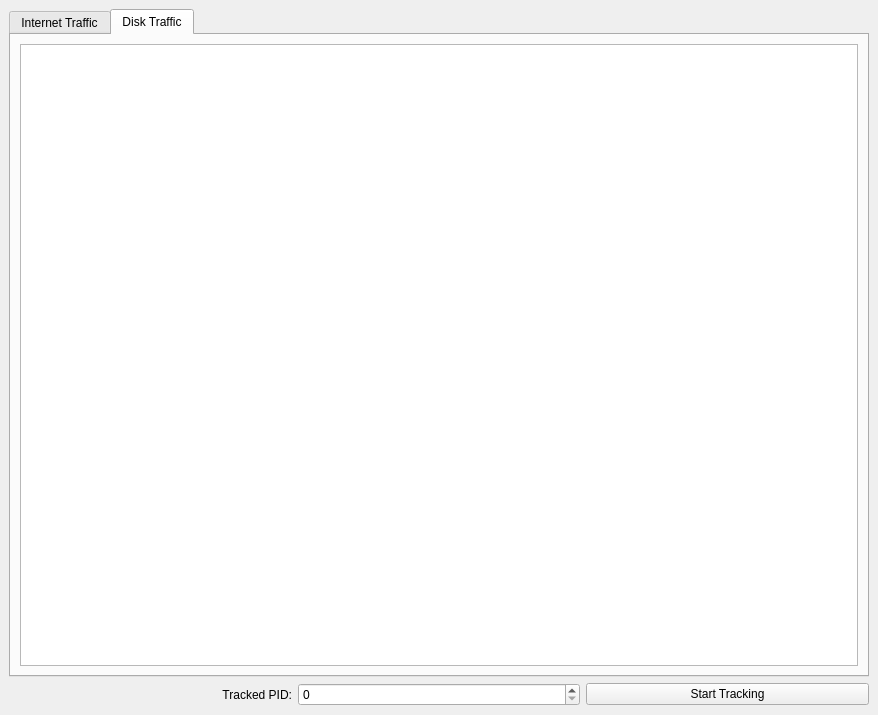
This is main.ui in ArtemZinets/Rajang as Qt 5 draws it before an edit. The edited form follows.
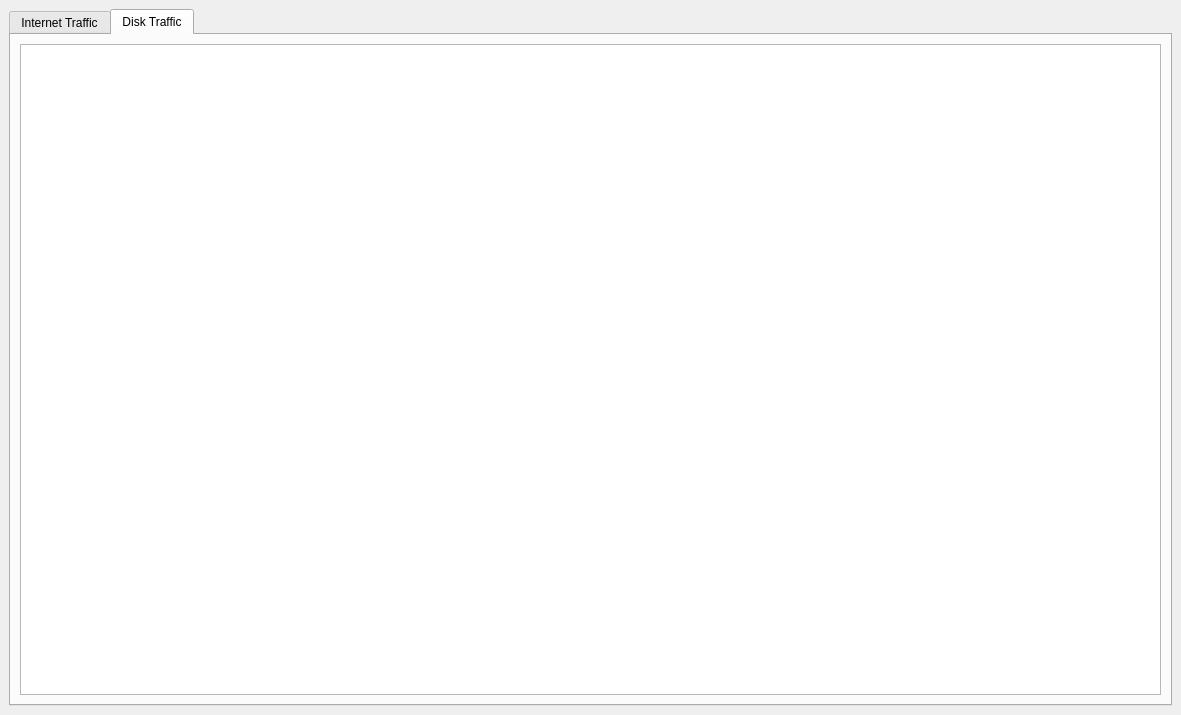
This is the edited form.

Commit message: We're almost over! :D

```diff
--- a/main.ui
+++ b/main.ui
@@ -6,7 +6,7 @@
    <rect>
     <x>0</x>
     <y>0</y>
-    <width>878</width>
+    <width>1181</width>
     <height>715</height>
    </rect>
   </property>
@@ -51,33 +51,6 @@
         </widget>
        </widget>
       </item>
-      <item>
-       <layout class="QHBoxLayout" name="PIDTrackerPanel">
-        <item>
-         <widget class="QLabel" name="trackedPIDLabel">
-          <property name="text">
-           <string>Tracked PID:</string>
-          </property>
-          <property name="alignment">
-           <set>Qt::AlignmentFlag::AlignRight|Qt::AlignmentFlag::AlignTrailing|Qt::AlignmentFlag::AlignVCenter</set>
-          </property>
-         </widget>
-        </item>
-        <item>
-         <widget class="QSpinBox" name="trackedPID"/>
-        </item>
-        <item>
-         <widget class="QPushButton" name="startTrackingPID">
-          <property name="text">
-           <string>Start Tracking</string>
-          </property>
-          <property name="flat">
-           <bool>false</bool>
-          </property>
-         </widget>
-        </item>
-       </layout>
-      </item>
      </layout>
     </item>
    </layout>
```
The commit also changes 2 other files.
